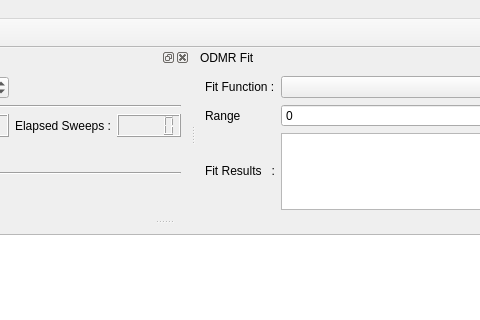
Old version of the form gui/odmr/ui_odmrgui.ui in the repository Ulm-IQO/qudi; both pictures show x 453 to 933 and y 0 to 320 of the 1234 by 611 pixel window.
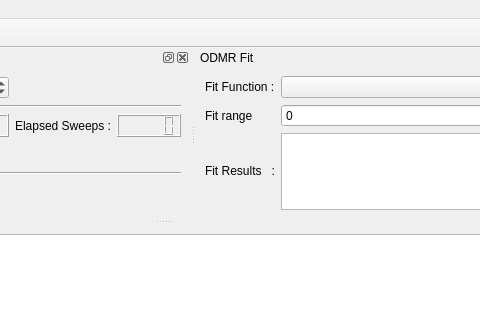
New version of the form. Icons and pictures are not drawn. Custom widgets are drawn as their Qt base class.

Commit message: Change GUI label 'Range' to 'Fit range'.

```diff
--- a/gui/odmr/ui_odmrgui.ui
+++ b/gui/odmr/ui_odmrgui.ui
@@ -633,7 +633,7 @@
      <item row="1" column="0">
       <widget class="QLabel" name="fit_range_Label">
        <property name="text">
-        <string>Range</string>
+        <string>Fit range</string>
        </property>
       </widget>
      </item>
```
